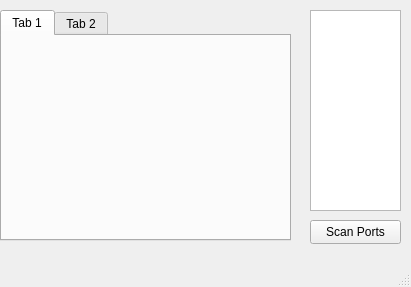
The window that temperature/Temperature/mainwindow.ui (silardg/QtTest) describes before a commit, drawn with Qt 5.
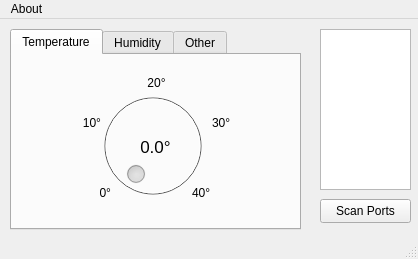
The same window after the commit.

Diff of the .ui file:
```diff
--- a/temperature/Temperature/mainwindow.ui
+++ b/temperature/Temperature/mainwindow.ui
@@ -6,8 +6,8 @@
    <rect>
     <x>0</x>
     <y>0</y>
-    <width>411</width>
-    <height>287</height>
+    <width>418</width>
+    <height>259</height>
    </rect>
   </property>
   <property name="windowTitle">
@@ -20,18 +20,18 @@
     </property>
     <property name="geometry">
      <rect>
-      <x>310</x>
+      <x>320</x>
       <y>10</y>
       <width>91</width>
-      <height>201</height>
+      <height>161</height>
      </rect>
     </property>
    </widget>
    <widget class="QPushButton" name="scanButton">
     <property name="geometry">
      <rect>
-      <x>310</x>
-      <y>220</y>
+      <x>320</x>
+      <y>180</y>
       <width>91</width>
       <height>24</height>
      </rect>
@@ -43,20 +43,292 @@
    <widget class="QTabWidget" name="tabWidget">
     <property name="geometry">
      <rect>
-      <x>0</x>
+      <x>10</x>
       <y>10</y>
       <width>291</width>
-      <height>231</height>
+      <height>201</height>
      </rect>
     </property>
-    <widget class="QWidget" name="tab">
+    <property name="currentIndex">
+     <number>0</number>
+    </property>
+    <widget class="QWidget" name="tabTemperature">
+     <property name="minimumSize">
+      <size>
+       <width>287</width>
+       <height>0</height>
+      </size>
+     </property>
      <attribute name="title">
-      <string>Tab 1</string>
+      <string>Temperature</string>
      </attribute>
+     <widget class="QLabel" name="temperatureLabel">
+      <property name="geometry">
+       <rect>
+        <x>103</x>
+        <y>76</y>
+        <width>81</width>
+        <height>31</height>
+       </rect>
+      </property>
+      <property name="sizePolicy">
+       <sizepolicy hsizetype="Preferred" vsizetype="Preferred">
+        <horstretch>0</horstretch>
+        <verstretch>0</verstretch>
+       </sizepolicy>
+      </property>
+      <property name="font">
+       <font>
+        <pointsize>13</pointsize>
+       </font>
+      </property>
+      <property name="frameShadow">
+       <enum>QFrame::Plain</enum>
+      </property>
+      <property name="lineWidth">
+       <number>1</number>
+      </property>
+      <property name="text">
+       <string>0.0°</string>
+      </property>
+      <property name="alignment">
+       <set>Qt::AlignCenter</set>
+      </property>
+     </widget>
+     <widget class="QDial" name="temperatureTab">
+      <property name="enabled">
+       <bool>false</bool>
+      </property>
+      <property name="geometry">
+       <rect>
+        <x>70</x>
+        <y>30</y>
+        <width>141</width>
+        <height>121</height>
+       </rect>
+      </property>
+      <property name="maximum">
+       <number>40</number>
+      </property>
+      <property name="value">
+       <number>0</number>
+      </property>
+      <property name="tracking">
+       <bool>false</bool>
+      </property>
+     </widget>
+     <widget class="QLabel" name="label">
+      <property name="geometry">
+       <rect>
+        <x>120</x>
+        <y>20</y>
+        <width>49</width>
+        <height>16</height>
+       </rect>
+      </property>
+      <property name="text">
+       <string>20°</string>
+      </property>
+      <property name="alignment">
+       <set>Qt::AlignCenter</set>
+      </property>
+     </widget>
+     <widget class="QLabel" name="label_2">
+      <property name="geometry">
+       <rect>
+        <x>180</x>
+        <y>130</y>
+        <width>49</width>
+        <height>16</height>
+       </rect>
+      </property>
+      <property name="text">
+       <string>40°</string>
+      </property>
+     </widget>
+     <widget class="QLabel" name="label_3">
+      <property name="geometry">
+       <rect>
+        <x>50</x>
+        <y>130</y>
+        <width>49</width>
+        <height>16</height>
+       </rect>
+      </property>
+      <property name="text">
+       <string>0°</string>
+      </property>
+      <property name="alignment">
+       <set>Qt::AlignRight|Qt::AlignTrailing|Qt::AlignVCenter</set>
+      </property>
+     </widget>
+     <widget class="QLabel" name="label_4">
+      <property name="geometry">
+       <rect>
+        <x>200</x>
+        <y>60</y>
+        <width>49</width>
+        <height>16</height>
+       </rect>
+      </property>
+      <property name="text">
+       <string>30°</string>
+      </property>
+     </widget>
+     <widget class="QLabel" name="label_5">
+      <property name="geometry">
+       <rect>
+        <x>40</x>
+        <y>60</y>
+        <width>49</width>
+        <height>16</height>
+       </rect>
+      </property>
+      <property name="text">
+       <string>10°</string>
+      </property>
+      <property name="alignment">
+       <set>Qt::AlignRight|Qt::AlignTrailing|Qt::AlignVCenter</set>
+      </property>
+     </widget>
     </widget>
     <widget class="QWidget" name="tab_2">
      <attribute name="title">
-      <string>Tab 2</string>
+      <string>Humidity</string>
+     </attribute>
+     <widget class="QLabel" name="label_6">
+      <property name="geometry">
+       <rect>
+        <x>40</x>
+        <y>60</y>
+        <width>49</width>
+        <height>16</height>
+       </rect>
+      </property>
+      <property name="text">
+       <string>25%</string>
+      </property>
+      <property name="alignment">
+       <set>Qt::AlignRight|Qt::AlignTrailing|Qt::AlignVCenter</set>
+      </property>
+     </widget>
+     <widget class="QLabel" name="label_7">
+      <property name="geometry">
+       <rect>
+        <x>170</x>
+        <y>130</y>
+        <width>49</width>
+        <height>16</height>
+       </rect>
+      </property>
+      <property name="text">
+       <string>100%</string>
+      </property>
+     </widget>
+     <widget class="QLabel" name="label_8">
+      <property name="geometry">
+       <rect>
+        <x>50</x>
+        <y>130</y>
+        <width>49</width>
+        <height>16</height>
+       </rect>
+      </property>
+      <property name="text">
+       <string>0%</string>
+      </property>
+      <property name="alignment">
+       <set>Qt::AlignRight|Qt::AlignTrailing|Qt::AlignVCenter</set>
+      </property>
+     </widget>
+     <widget class="QLabel" name="label_9">
+      <property name="geometry">
+       <rect>
+        <x>200</x>
+        <y>60</y>
+        <width>49</width>
+        <height>16</height>
+       </rect>
+      </property>
+      <property name="text">
+       <string>75%</string>
+      </property>
+     </widget>
+     <widget class="QLabel" name="humidityLabel">
+      <property name="geometry">
+       <rect>
+        <x>101</x>
+        <y>76</y>
+        <width>81</width>
+        <height>31</height>
+       </rect>
+      </property>
+      <property name="sizePolicy">
+       <sizepolicy hsizetype="Preferred" vsizetype="Preferred">
+        <horstretch>0</horstretch>
+        <verstretch>0</verstretch>
+       </sizepolicy>
+      </property>
+      <property name="font">
+       <font>
+        <pointsize>13</pointsize>
+       </font>
+      </property>
+      <property name="frameShadow">
+       <enum>QFrame::Plain</enum>
+      </property>
+      <property name="lineWidth">
+       <number>1</number>
+      </property>
+      <property name="text">
+       <string>0.0%</string>
+      </property>
+      <property name="alignment">
+       <set>Qt::AlignCenter</set>
+      </property>
+     </widget>
+     <widget class="QDial" name="humidityTab">
+      <property name="enabled">
+       <bool>false</bool>
+      </property>
+      <property name="geometry">
+       <rect>
+        <x>70</x>
+        <y>30</y>
+        <width>141</width>
+        <height>121</height>
+       </rect>
+      </property>
+      <property name="maximum">
+       <number>100</number>
+      </property>
+      <property name="value">
+       <number>0</number>
+      </property>
+      <property name="tracking">
+       <bool>false</bool>
+      </property>
+     </widget>
+     <widget class="QLabel" name="label_10">
+      <property name="geometry">
+       <rect>
+        <x>120</x>
+        <y>20</y>
+        <width>49</width>
+        <height>16</height>
+       </rect>
+      </property>
+      <property name="text">
+       <string>50%</string>
+      </property>
+      <property name="alignment">
+       <set>Qt::AlignCenter</set>
+      </property>
+     </widget>
+    </widget>
+    <widget class="QWidget" name="tabOther">
+     <attribute name="title">
+      <string>Other</string>
      </attribute>
     </widget>
    </widget>
@@ -66,10 +338,16 @@
     <rect>
      <x>0</x>
      <y>0</y>
-     <width>411</width>
+     <width>418</width>
      <height>21</height>
     </rect>
    </property>
+   <widget class="QMenu" name="menuSerialWeather">
+    <property name="title">
+     <string>About</string>
+    </property>
+   </widget>
+   <addaction name="menuSerialWeather"/>
   </widget>
   <widget class="QStatusBar" name="statusbar"/>
  </widget>
```
Left out of the diff: 6 changed lines with no effect on the pictures.
